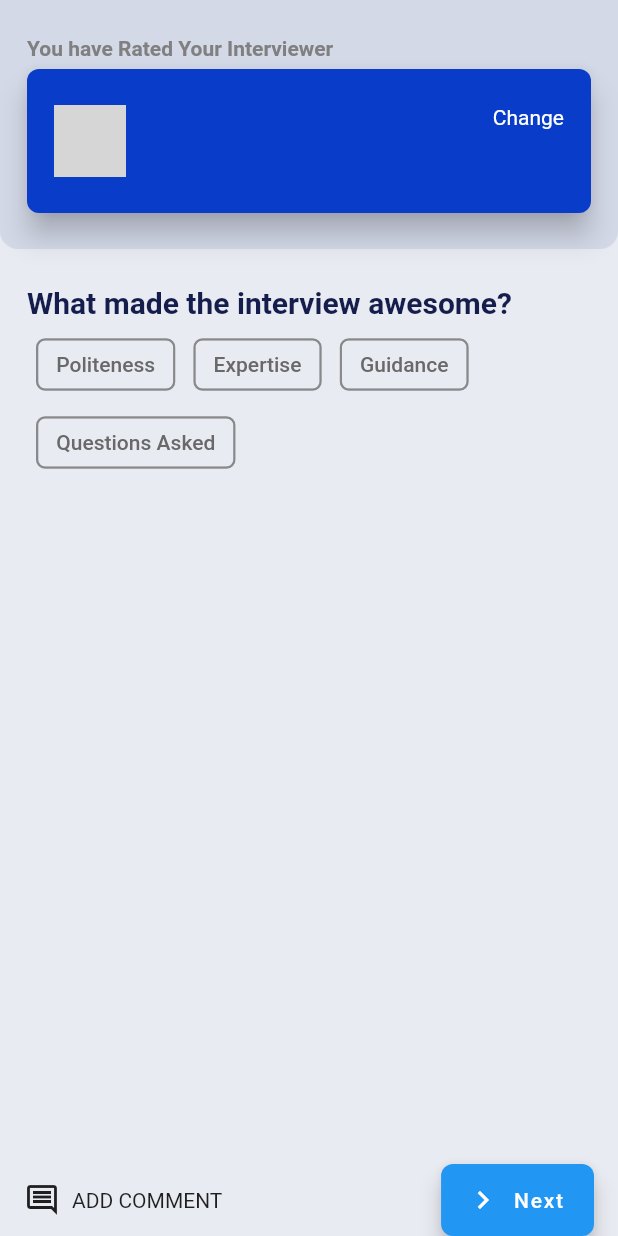
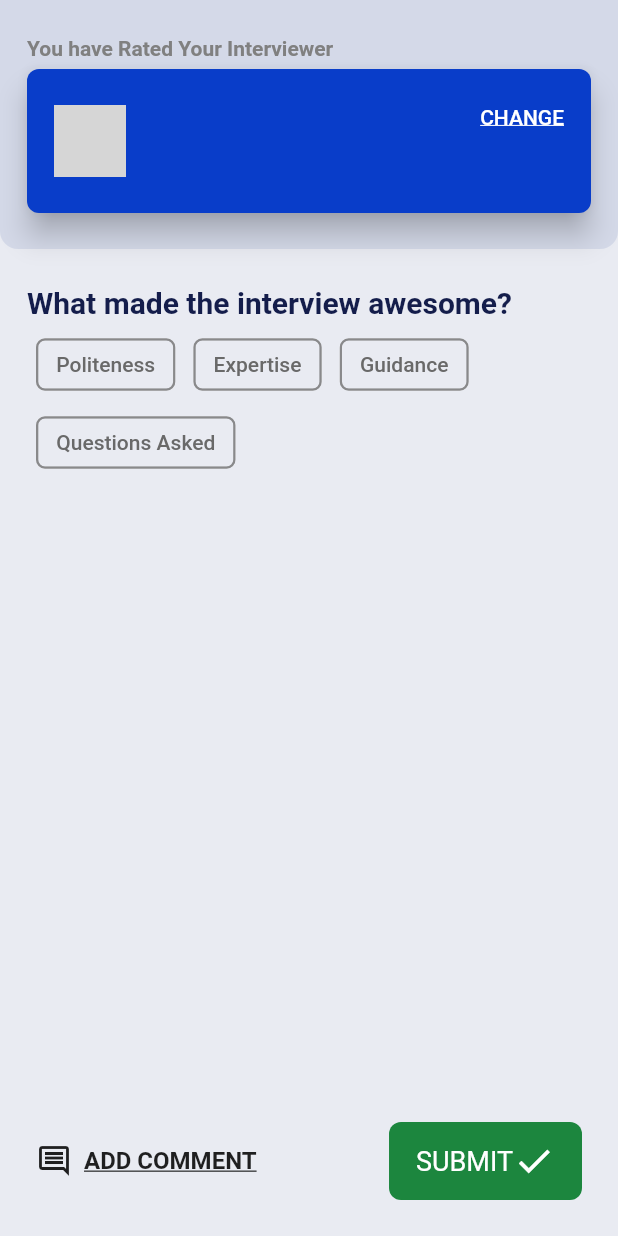
Before and after one commit to Taher-patrawala/interviewer_app, a Flutter app: the QualitiesScreen screen opened directly with empty values, on a phone screen of 412 x 824 dp. Run offline on Flutter 3.47's test engine with Material 2 defaults, Android fonts, the phone set to English and light mode, and no system bars; our stand-ins replace equatable, flutter_bloc; network calls fail; grey boxes are pictures that could not be loaded.

Commit message:
Update ui for qualities screen

```diff
--- a/lib/screens/qualities_screen.dart
+++ b/lib/screens/qualities_screen.dart
@@ -6,6 +6,7 @@ import 'package:interview_app/bloc/rating_bloc/rating_state.dart';
 import 'package:interview_app/colors.dart';
 import 'package:interview_app/model/qualities_model.dart';
 import 'package:interview_app/model/rating_model.dart';
+import 'package:interview_app/screens/widgets/button.dart';
 
 class QualitiesScreen extends StatefulWidget {
   final Rating rating;
@@ -97,33 +98,57 @@ class _QualitiesScreenState extends State<QualitiesScreen> {
                 ],
               ),
               Positioned(
-                bottom: 0,
-                left: 0,
-                right: 0,
-                child: Container(
-                  padding: const EdgeInsets.symmetric(horizontal: 16),
-                  child: Row(
-                    mainAxisAlignment: MainAxisAlignment.spaceBetween,
-                    children: [
-                      Row(
+                bottom: 24,
+                right: 24,
+                left: 24,
+                child: Row(
+                  mainAxisSize: MainAxisSize.max,
+                  mainAxisAlignment: MainAxisAlignment.spaceBetween,
+                  crossAxisAlignment: CrossAxisAlignment.center,
+                  children: [
+                    InkWell(
+                      onTap: () {
+                        Navigator.pop(context);
+                      },
+                      child: Row(
                         children: const [
                           Icon(Icons.comment_outlined),
                           SizedBox(width: 8),
-                          Text("ADD COMMENT")
+                          Text(
+                            "ADD COMMENT",
+                            style: TextStyle(
+                                fontSize: 16,
+                                decoration: TextDecoration.underline,
+                                fontWeight: FontWeight.w700),
+                          )
                         ],
                       ),
-                      FloatingActionButton.extended(
-                        onPressed: () {},
-                        shape: RoundedRectangleBorder(
-                          borderRadius: BorderRadius.circular(8),
-                        ),
-                        icon: const Icon(Icons.chevron_right),
-                        label: const Text("Next"),
-                      )
-                    ],
-                  ),
+                    ),
+                    BlocBuilder<RatingBloc, RatingState>(
+                      builder: (context, state) {
+                        return Button(
+                          label: "SUBMIT",
+                          icon: Icons.check,
+                          isDisabled: false,
+                          onTap: () {
+                            Rating selectedRating = (context
+                                    .read<RatingBloc>()
+                                    .state as SelectRatingState)
+                                .selectedRating!;
+                            Navigator.push(
+                              context,
+                              MaterialPageRoute(
+                                builder: (context) =>
+                                    QualitiesScreen(rating: selectedRating),
+                              ),
+                            );
+                          },
+                        );
+                      },
+                    ),
+                  ],
                 ),
-              )
+              ),
             ],
           ),
         ),
@@ -173,9 +198,18 @@ class _QualitiesScreenState extends State<QualitiesScreen> {
               ),
             ],
           ),
-          const Text(
-            "Change",
-            style: TextStyle(color: Colors.white),
+          InkWell(
+            onTap: (){
+              Navigator.pop(context);
+            },
+            child: const Text(
+              "CHANGE",
+              style: TextStyle(
+                color: Colors.white,
+                fontWeight: FontWeight.w500,
+                decoration: TextDecoration.underline,
+              ),
+            ),
           ),
         ],
       ),
--- a/lib/screens/widgets/button.dart
+++ b/lib/screens/widgets/button.dart
@@ -5,11 +5,15 @@ import 'package:interview_app/screens/ratings_screen.dart';
 class Button extends StatelessWidget {
   final Function onTap;
   final bool isDisabled;
+  final String label;
+  final IconData icon;
 
   const Button({
     Key? key,
     required this.onTap,
     required this.isDisabled,
+     this.label = "NEXT",
+     this.icon = Icons.chevron_right,
   }) : super(key: key);
 
   @override
@@ -21,20 +25,21 @@ class Button extends StatelessWidget {
       child: Container(
         padding: const EdgeInsets.symmetric(vertical: 12, horizontal: 18),
         decoration: BoxDecoration(
-            color: isDisabled?AppColors.infoColor:AppColors.buttonBackground,
+            color:
+                isDisabled ? AppColors.infoColor : AppColors.buttonBackground,
             borderRadius: BorderRadius.circular(8)),
         child: Row(
           crossAxisAlignment: CrossAxisAlignment.center,
           mainAxisSize: MainAxisSize.min,
           children: [
             Text(
-              "Next",
+              label,
               style: TextStyle(
                   color: isDisabled ? AppColors.dimGrey : Colors.white,
                   fontSize: 18),
             ),
             Icon(
-              Icons.chevron_right,
+              icon,
               color: isDisabled ? AppColors.dimGrey : Colors.white,
               size: 28,
             ),
```
